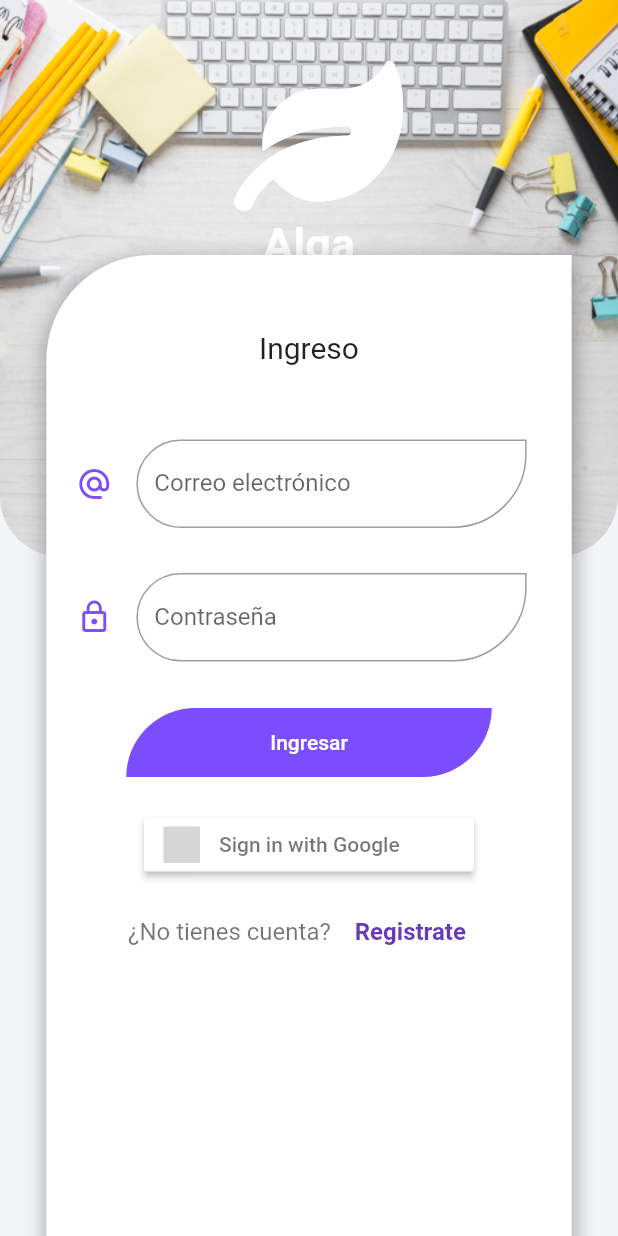
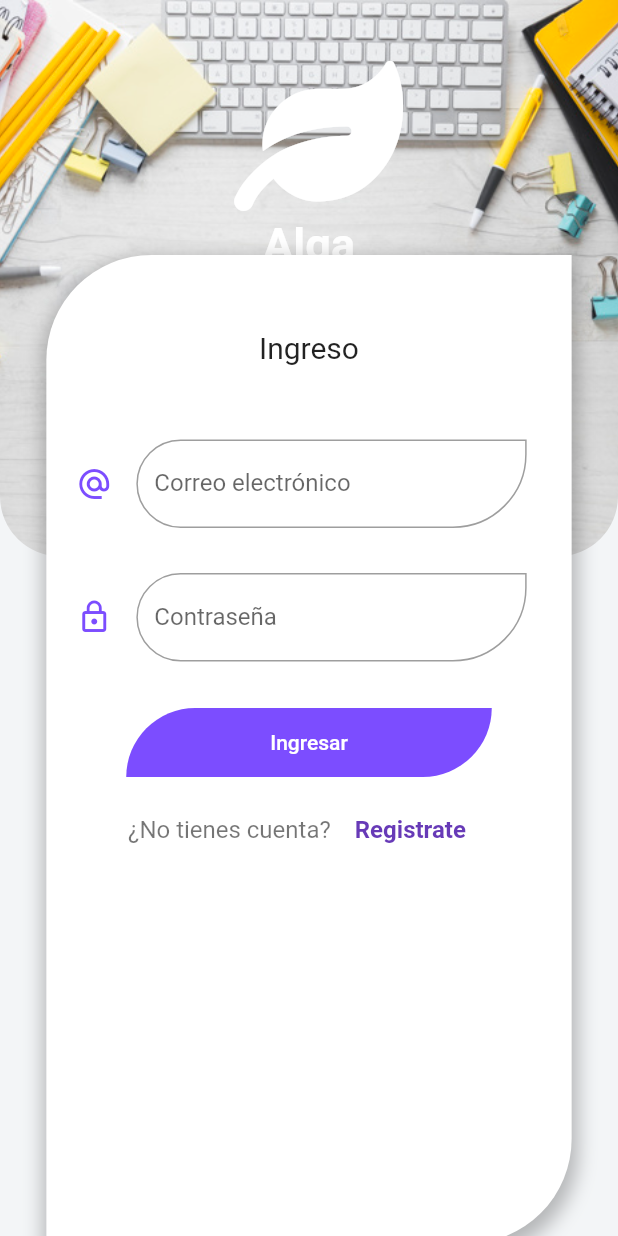
Before and after one commit to Yesid-Development/Alga_Frontend, a Flutter app: the screen it shows after launch, on a phone screen of 412 x 824 dp. Run offline on Flutter 3.47's test engine with Material 2 defaults, Android fonts, the phone set to English and light mode, and no system bars; our stand-ins replace animate_do, cloud_firestore, curved_navigation_bar, firebase_auth, flutter_signin_button, flutter_speed_dial and 5 more; missing offline and left inert: flutter_pdfview; accounts and stored records are empty; grey boxes are pictures that could not be loaded.

Commit message:
eliminando boton de inicio de sesión con google

```diff
--- a/lib/src/pages/login_page.dart
+++ b/lib/src/pages/login_page.dart
@@ -80,7 +80,7 @@ class __LoginFormState extends State<_LoginForm> {
           ),
           Container(
             width: _size.width * 0.85,
-            height: _size.height * 0.9,
+            height: _size.height * 0.8,
             margin: EdgeInsets.symmetric(vertical: 10.0),
             padding: EdgeInsets.symmetric(vertical: 50.0),
             decoration: BoxDecoration(
@@ -112,8 +112,8 @@ class __LoginFormState extends State<_LoginForm> {
                 ),
                 // Boton de login
                 _loginButton(),
-                // Login de google
-                _googleLogin(),
+                // // Login de google
+                // _googleLogin(),
                 // Boton de registro
                 _RegisterButton(),
               ],
```
